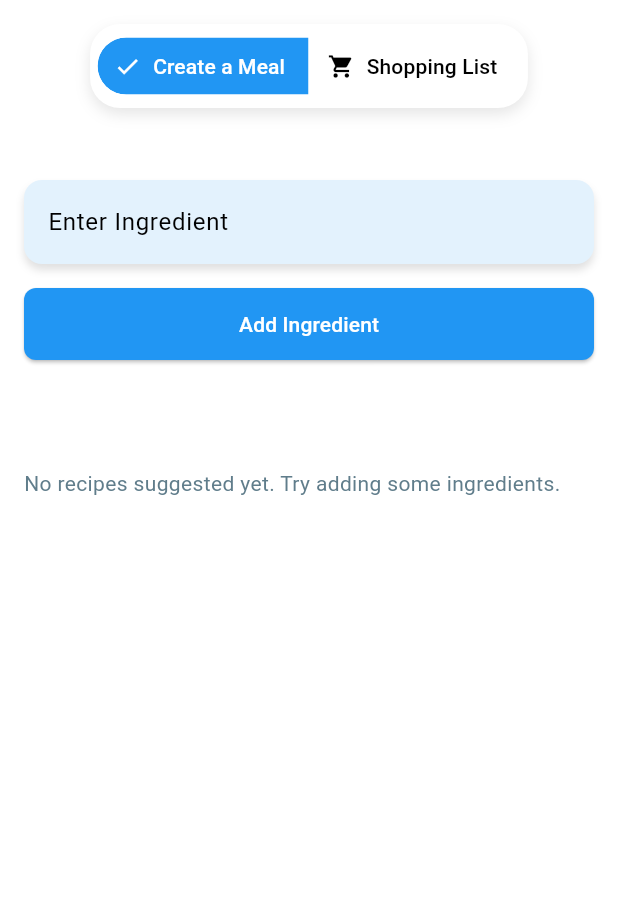
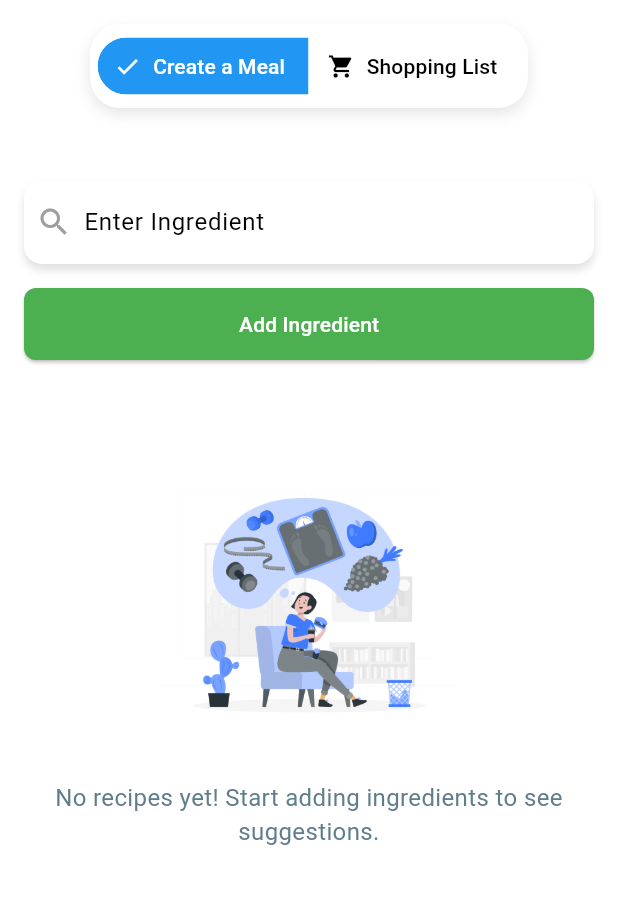
Before and after one commit to DisaruG/wellplate, a Flutter app: the MyMealsScreen screen opened directly, on a phone screen of 412 x 824 dp, the part 84-988 px from its top. Run offline on Flutter 3.47's test engine with Material 3 defaults, Android fonts, the phone set to English and light mode, and no system bars; our stand-ins replace font_awesome_flutter, shared_preferences, smooth_page_indicator; accounts and stored records are empty.

Commit message:
Update create_meal_content.dart

```diff
--- a/lib/screens/content/create_meal_content.dart
+++ b/lib/screens/content/create_meal_content.dart
@@ -12,6 +12,7 @@ class _CreateMealContentState extends State<CreateMealContent> {
   final TextEditingController _ingredientController = TextEditingController();
   final List<String> _ingredients = [];
   List<String> _recipes = [];
+  bool _isLoading = false; // To track the loading state
 
   // API Service instance
   final ApiService _apiService = ApiService();
@@ -24,10 +25,10 @@ class _CreateMealContentState extends State<CreateMealContent> {
         child: Column(
           crossAxisAlignment: CrossAxisAlignment.start,
           children: [
-            // Ingredient Input Section with modern design
+            // Ingredient Input Section with Icon
             Container(
               decoration: BoxDecoration(
-                color: Colors.blue[50],
+                color: Colors.white, // Background changed to white
                 borderRadius: BorderRadius.circular(12),
                 boxShadow: const [
                   BoxShadow(
@@ -37,8 +38,13 @@ class _CreateMealContentState extends State<CreateMealContent> {
                   ),
                 ],
               ),
-              child: Padding(
-                padding: const EdgeInsets.symmetric(horizontal: 16.0),
+              child: Row(
+                children: [
+                  const Padding(
+                    padding: EdgeInsets.symmetric(horizontal: 8.0),
+                    child: Icon(Icons.search, color: Colors.grey), // Icon color changed to grey
+                  ),
+                  Expanded(
                     child: TextField(
                       controller: _ingredientController,
                       decoration: const InputDecoration(
@@ -52,6 +58,8 @@ class _CreateMealContentState extends State<CreateMealContent> {
                       ),
                     ),
                   ),
+                ],
+              ),
             ),
             const SizedBox(height: 16),
 
@@ -62,7 +70,7 @@ class _CreateMealContentState extends State<CreateMealContent> {
                 onPressed: _addIngredient,
                 style: ElevatedButton.styleFrom(
                   padding: const EdgeInsets.symmetric(horizontal: 32, vertical: 14),
-                  backgroundColor: Colors.blue, // Blue background
+                  backgroundColor: Colors.green, // Background color changed to green
                   shape: RoundedRectangleBorder(
                     borderRadius: BorderRadius.circular(8),
                   ),
@@ -72,34 +80,23 @@ class _CreateMealContentState extends State<CreateMealContent> {
             ),
             const SizedBox(height: 32),
 
-            // Ingredients Cards Section
+            // Ingredients Cards Section with Animated Chips
             if (_ingredients.isNotEmpty)
               Column(
                 crossAxisAlignment: CrossAxisAlignment.start,
                 children: [
-                  const Text('Your Ingredients:', style: TextStyle(fontWeight: FontWeight.bold, color: Colors.blue)),
+                  const Text('Your Ingredients:', style: TextStyle(fontWeight: FontWeight.bold, color: Colors.black)),
                   const SizedBox(height: 8),
                   Wrap(
                     spacing: 8.0, // Horizontal spacing between cards
                     runSpacing: 8.0, // Vertical spacing between rows
                     children: _ingredients.map((ingredient) {
-                      return Card(
-                        elevation: 4,
-                        shape: RoundedRectangleBorder(borderRadius: BorderRadius.circular(12)),
-                        child: Padding(
-                          padding: const EdgeInsets.all(12.0),
-                          child: Row(
-                            mainAxisSize: MainAxisSize.min,
-                            children: [
-                              Text(ingredient, style: const TextStyle(color: Colors.blue)),
-                              const SizedBox(width: 8),
-                              GestureDetector(
-                                onTap: () => _removeIngredient(ingredient),
-                                child: const Icon(Icons.close, color: Colors.red, size: 20),
-                              ),
-                            ],
-                          ),
-                        ),
+                      return Chip(
+                        backgroundColor: Colors.grey[200], // Changed background to light grey
+                        label: Text(ingredient, style: const TextStyle(color: Colors.black)), // Changed text color to black
+                        deleteIcon: const Icon(Icons.close, color: Colors.red),
+                        onDeleted: () => _removeIngredient(ingredient),
+                        shape: RoundedRectangleBorder(borderRadius: BorderRadius.circular(20)),
                       );
                     }).toList(),
                   ),
@@ -107,12 +104,16 @@ class _CreateMealContentState extends State<CreateMealContent> {
               ),
             const SizedBox(height: 32),
 
-            // Recipe Suggestions Section with Cards and Bullet Points
+            // Loader while fetching recipes
+            if (_isLoading)
+              const Center(child: CircularProgressIndicator(color: Colors.green)),
+
+            // Recipe Suggestions Section with Enhanced Cards
             if (_recipes.isNotEmpty)
               Column(
                 crossAxisAlignment: CrossAxisAlignment.start,
                 children: [
-                  const Text('Suggested Recipes:', style: TextStyle(fontWeight: FontWeight.bold, color: Colors.blue)),
+                  const Text('Suggested Recipes:', style: TextStyle(fontWeight: FontWeight.bold, color: Colors.black)),
                   const SizedBox(height: 8),
                   for (var recipe in _recipes)
                     Card(
@@ -121,17 +122,29 @@ class _CreateMealContentState extends State<CreateMealContent> {
                       shape: RoundedRectangleBorder(borderRadius: BorderRadius.circular(10)),
                       child: ListTile(
                         contentPadding: const EdgeInsets.symmetric(horizontal: 16.0, vertical: 8.0),
-                        title: Text(recipe, style: const TextStyle(color: Colors.blue)),
-                        trailing: const Icon(Icons.arrow_forward, color: Colors.blue),
+                        title: Text(recipe, style: const TextStyle(color: Colors.black)), // Changed text color to black
+                        trailing: const Icon(Icons.arrow_forward, color: Colors.green), // Changed icon color to green
                         onTap: () => _showNutritionalInfo(recipe),
                       ),
                     ),
                 ],
               ),
-            if (_recipes.isEmpty)
-              const Padding(
-                padding: EdgeInsets.symmetric(vertical: 8.0),
-                child: Text('No recipes suggested yet. Try adding some ingredients.', style: TextStyle(color: Colors.blueGrey)),
+
+            // Empty State Illustration if no recipes or ingredients
+            if (_ingredients.isEmpty && _recipes.isEmpty)
+              const Column(
+                children: [
+                  Image(
+                    image: AssetImage('assets/Eating.png'), // Add your empty state image
+                    height: 200,
+                  ),
+                  SizedBox(height: 16),
+                  Text(
+                    'No recipes yet! Start adding ingredients to see suggestions.',
+                    textAlign: TextAlign.center,
+                    style: TextStyle(color: Colors.blueGrey, fontSize: 16),
+                  ),
+                ],
               ),
           ],
         ),
@@ -157,20 +170,29 @@ class _CreateMealContentState extends State<CreateMealContent> {
     setState(() {
       _ingredients.remove(ingredient);
     });
+    _fetchRecipes(); // Fetch updated recipes after ingredient removal
   }
 
   // Fetch recipes from the API
   void _fetchRecipes() async {
+    setState(() {
+      _isLoading = true; // Set loading state to true when fetching
+    });
+
     try {
       List<String> recipes = await _apiService.fetchRecipes(_ingredients);
       if (mounted) { // Check if the widget is still mounted before calling setState
         setState(() {
           _recipes = recipes;
+          _isLoading = false; // Stop loading once recipes are fetched
         });
       }
     } catch (e) {
       // Handle errors
       if (mounted) { // Ensure context is still valid before showing a snackbar
+        setState(() {
+          _isLoading = false;
+        });
         ScaffoldMessenger.of(context).showSnackBar(const SnackBar(content: Text('Failed to load recipes')));
       }
     }
@@ -178,6 +200,8 @@ class _CreateMealContentState extends State<CreateMealContent> {
 
   // Placeholder for showing nutritional info
   void _showNutritionalInfo(String recipe) {
-    setState(() {});
+    setState(() {
+      // Placeholder for showing nutritional information
+    });
   }
 }
```
Lines whose indentation alone changed are shown as unchanged.
